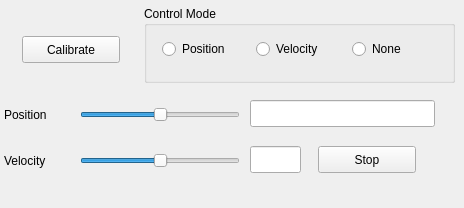
Old version of the form scripts/act.ui in the repository rock-drivers/drivers-orogen-act_schilling.
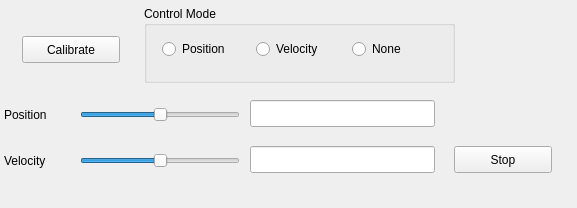
New version of the form.

Commit message: changed velocity value to rpm

The edit to the form file:
```diff
--- a/scripts/act.ui
+++ b/scripts/act.ui
@@ -6,7 +6,7 @@
    <rect>
     <x>0</x>
     <y>0</y>
-    <width>464</width>
+    <width>577</width>
     <height>208</height>
    </rect>
   </property>
@@ -76,7 +76,7 @@
     <rect>
      <x>250</x>
      <y>146</y>
-     <width>51</width>
+     <width>185</width>
      <height>27</height>
     </rect>
    </property>
@@ -119,7 +119,7 @@
   <widget class="QPushButton" name="pbStop">
    <property name="geometry">
     <rect>
-     <x>318</x>
+     <x>454</x>
      <y>146</y>
      <width>98</width>
      <height>27</height>
```
Left out of the diff: 4 changed lines with no effect on the pictures. The commit also changes 2 other files.
